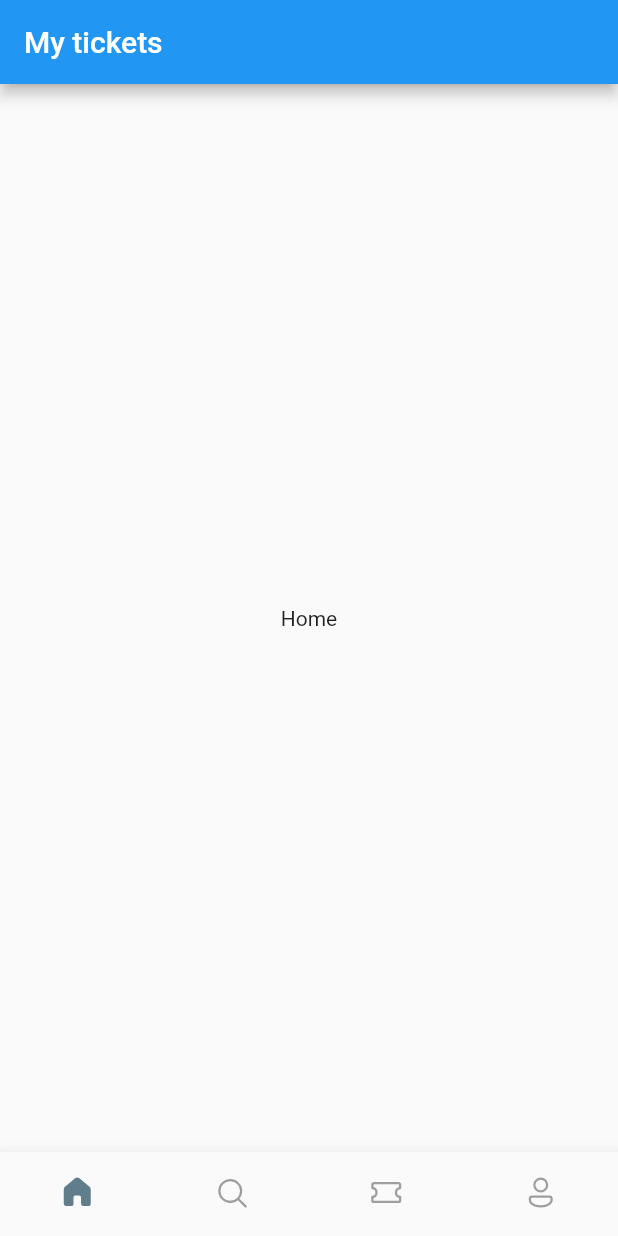
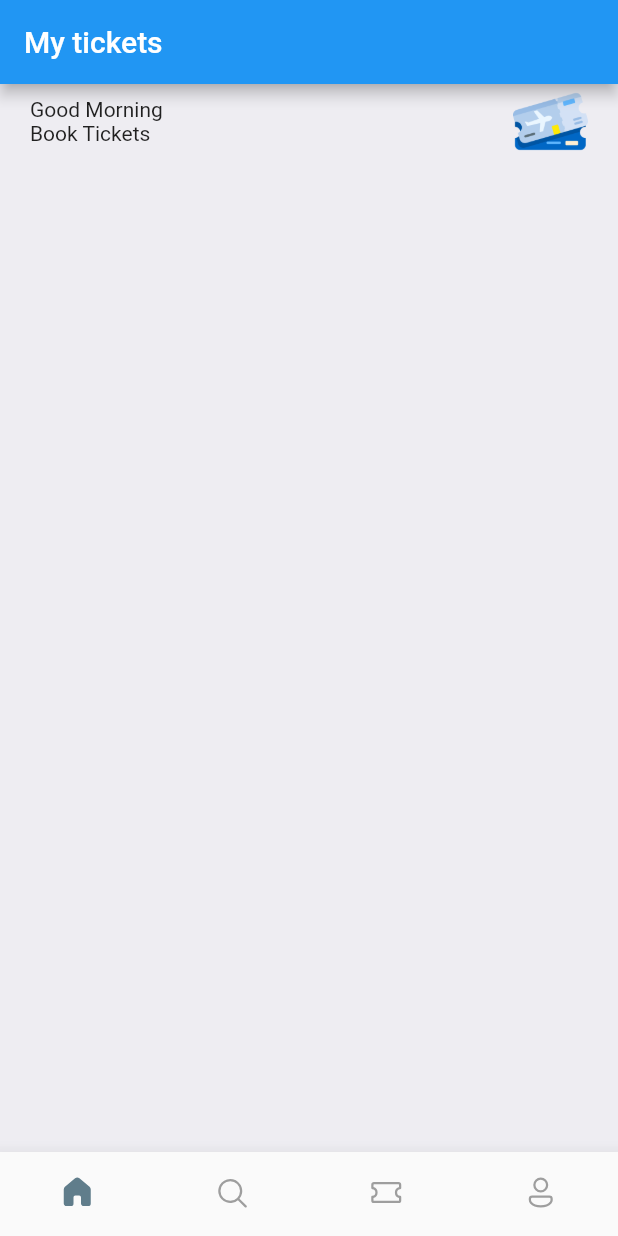
Before and after one commit to gabrieloest/booktickets, a Flutter app: the screen it shows after launch, on a phone screen of 412 x 824 dp. Run offline on Flutter 3.47's test engine with Material 2 defaults, Android fonts, the phone set to English and light mode, and no system bars; our stand-ins replace fluentui_icons.

Commit message:
Add Home screen

```diff
--- a/lib/screens/bottom_bar.dart
+++ b/lib/screens/bottom_bar.dart
@@ -1,3 +1,4 @@
+import 'package:booktickets/screens/home_screen.dart';
 import 'package:fluentui_icons/fluentui_icons.dart';
 import 'package:flutter/material.dart';
 import 'package:flutter/src/widgets/container.dart';
@@ -14,7 +15,7 @@ class _BottomBarState extends State<BottomBar> {
   int _selectedIndex = 0;
 
   static final List<Widget> _widgetOptions = <Widget>[
-    const Text("Home"),
+    HomeScreen(),
     const Text("Search"),
     const Text("Tickets"),
     const Text("Profile"),
--- /dev/null
+++ b/lib/screens/home_screen.dart
@@ -0,0 +1,47 @@
+import 'package:flutter/material.dart';
+import 'package:flutter/src/widgets/container.dart';
+import 'package:flutter/src/widgets/framework.dart';
+
+class HomeScreen extends StatelessWidget {
+  const HomeScreen({super.key});
+
+  @override
+  Widget build(BuildContext context) {
+    return Scaffold(
+      backgroundColor: Color(0xFFeeedf2),
+      body: ListView(
+        children: [
+          Container(
+            padding: const EdgeInsets.symmetric(horizontal: 20),
+            child: Column(
+              children: [
+                Row(
+                  mainAxisAlignment: MainAxisAlignment.spaceBetween,
+                  children: [
+                    Column(
+                      crossAxisAlignment: CrossAxisAlignment.start,
+                      children: const [
+                        Text("Good Morning"),
+                        Text("Book Tickets"),
+                      ],
+                    ),
+                    Container(
+                      height: 50,
+                      width: 50,
+                      decoration: BoxDecoration(
+                          borderRadius: BorderRadius.circular(10),
+                          image: const DecorationImage(
+                              fit: BoxFit.fitHeight,
+                              image: AssetImage(
+                                  "assets/images/plane_ticket.png"))),
+                    )
+                  ],
+                )
+              ],
+            ),
+          )
+        ],
+      ),
+    );
+  }
+}
--- a/pubspec.yaml
+++ b/pubspec.yaml
@@ -61,7 +61,8 @@ flutter:
   uses-material-design: true
 
   # To add assets to your application, add an assets section, like this:
-  # assets:
+  assets:
+    - assets/images/
   #   - images/a_dot_burr.jpeg
   #   - images/a_dot_ham.jpeg
 
```
Also changed, not shown: assets/images/plane_ticket.png (added).
